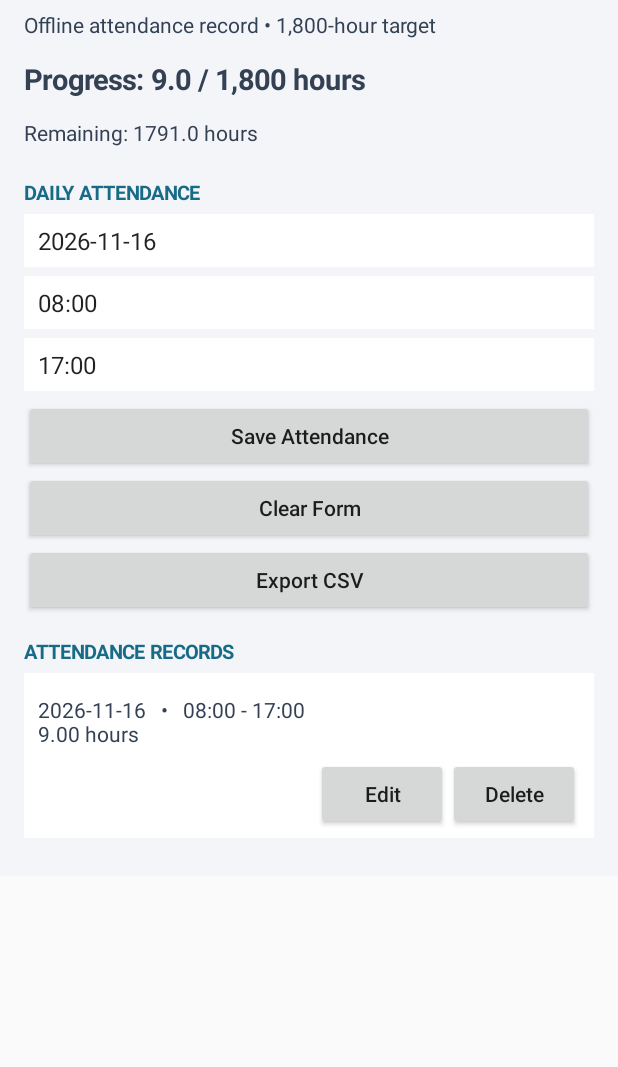
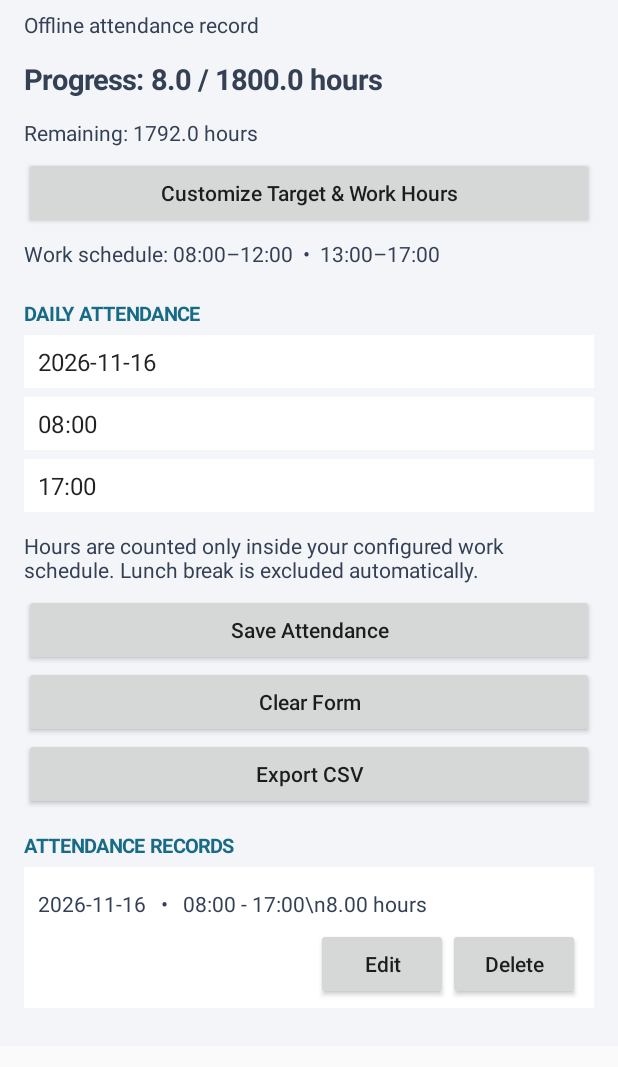
Before and after one commit to gigantolaurence3-ai/OJT-Attendance-Tracker, an Android app: the screen it shows after launch (MainActivity), after a tap on "Save Attendance", on a phone screen of 412 x 824 dp, the part 79-1146 px from its top. Run offline under Robolectric (Android 15) with nearby library versions, the phone set to English and light mode, and no system bars.

Commit message:
Add customizable OJT target and work schedule

```diff
--- a/app/src/main/java/com/laurence/ojtattendance/MainActivity.kt
+++ b/app/src/main/java/com/laurence/ojtattendance/MainActivity.kt
@@ -1,12 +1,14 @@
 package com.laurence.ojtattendance
 
 import android.app.Activity
+import android.app.AlertDialog
 import android.app.DatePickerDialog
 import android.app.TimePickerDialog
 import android.content.Intent
 import android.graphics.Typeface
 import android.os.Bundle
 import android.view.Gravity
+import android.view.View
 import android.widget.*
 import org.json.JSONArray
 import org.json.JSONObject
@@ -23,8 +25,15 @@ class MainActivity : Activity() {
     private lateinit var outField: EditText
     private lateinit var progressLabel: TextView
     private lateinit var remainingLabel: TextView
+    private lateinit var scheduleLabel: TextView
     private lateinit var recordsBox: LinearLayout
     private var editingId: String? = null
+
+    private val targetHours get() = prefs.getFloat("target_hours", 1800f).toDouble()
+    private val morningStart get() = prefs.getString("morning_start", "08:00")!!
+    private val morningEnd get() = prefs.getString("morning_end", "12:00")!!
+    private val afternoonStart get() = prefs.getString("afternoon_start", "13:00")!!
+    private val afternoonEnd get() = prefs.getString("afternoon_end", "17:00")!!
 
     override fun onCreate(savedInstanceState: Bundle?) {
         super.onCreate(savedInstanceState)
@@ -44,13 +53,16 @@ class MainActivity : Activity() {
             setTextColor(0xFF14243A.toInt())
             setTypeface(null, Typeface.BOLD)
         })
-        root.addView(label("Offline attendance record • 1,800-hour target"))
+        root.addView(label("Offline attendance record"))
         progressLabel = label("")
         progressLabel.textSize = 19f
         progressLabel.setTypeface(null, Typeface.BOLD)
         root.addView(progressLabel)
         remainingLabel = label("")
         root.addView(remainingLabel)
+        root.addView(button("Customize Target & Work Hours") { showSettings() })
+        scheduleLabel = label("")
+        root.addView(scheduleLabel)
 
         root.addView(section("DAILY ATTENDANCE"))
         dateField = field("Date (YYYY-MM-DD)", today())
@@ -62,6 +74,7 @@ class MainActivity : Activity() {
         outField = field("Time Out (HH:MM)", "17:00")
         outField.setOnClickListener { chooseTime(outField) }
         root.addView(outField)
+        root.addView(label("Hours are counted only inside your configured work schedule. Lunch break is excluded automatically."))
         root.addView(button("Save Attendance") { saveRecord() })
         root.addView(button("Clear Form") { clearForm() })
         root.addView(button("Export CSV") { exportCsv() })
@@ -96,26 +109,86 @@ class MainActivity : Activity() {
     }
     private fun chooseTime(target: EditText) {
         val c = Calendar.getInstance()
+        val parts = target.text.toString().split(":")
+        val hour = parts.getOrNull(0)?.toIntOrNull() ?: c.get(Calendar.HOUR_OF_DAY)
+        val minute = parts.getOrNull(1)?.toIntOrNull() ?: c.get(Calendar.MINUTE)
         TimePickerDialog(this, { _, h, m ->
             target.setText(String.format(Locale.US, "%02d:%02d", h, m))
-        }, c.get(Calendar.HOUR_OF_DAY), c.get(Calendar.MINUTE), true).show()
+        }, hour, minute, true).show()
+    }
+    private fun minutes(value: String): Int? {
+        val match = Regex("^(\\d{2}):(\\d{2})$").matchEntire(value) ?: return null
+        val h = match.groupValues[1].toInt()
+        val m = match.groupValues[2].toInt()
+        return if (h in 0..23 && m in 0..59) h * 60 + m else null
     }
     private fun calculateHours(start: String, end: String): Double {
-        return try {
-            val fmt = SimpleDateFormat("HH:mm", Locale.US).apply { isLenient = false }
-            val a = fmt.parse(start)!!.time
-            var b = fmt.parse(end)!!.time
-            if (b <= a) b += 86400000L
-            ((b - a) / 3600000.0).coerceAtMost(24.0)
-        } catch (_: Exception) { -1.0 }
+        val a = minutes(start) ?: return -1.0
+        val b = minutes(end) ?: return -1.0
+        val finish = if (b <= a) b + 1440 else b
+        val blocks = listOf(
+            minutes(morningStart)!! to minutes(morningEnd)!!,
+            minutes(afternoonStart)!! to minutes(afternoonEnd)!!
+        )
+        var worked = 0
+        for ((blockStart, blockEnd) in blocks) {
+            val overlapStart = maxOf(a, blockStart)
+            val overlapEnd = minOf(finish, blockEnd)
+            if (overlapEnd > overlapStart) worked += overlapEnd - overlapStart
+        }
+        return worked / 60.0
     }
+
+    private fun showSettings() {
+        val panel = LinearLayout(this).apply {
+            orientation = LinearLayout.VERTICAL
+            setPadding(24, 8, 24, 0)
+        }
+        val target = field("Required total hours (example: 1800)", targetHours.toString().removeSuffix(".0"))
+        val ms = field("Morning start", morningStart)
+        val me = field("Morning end", morningEnd)
+        val asf = field("Afternoon start", afternoonStart)
+        val ae = field("Afternoon end", afternoonEnd)
+        listOf(target, ms, me, asf, ae).forEach { panel.addView(it) }
+        listOf(ms, me, asf, ae).forEach { edit ->
+            edit.setOnClickListener { chooseTime(edit) }
+        }
+        AlertDialog.Builder(this)
+            .setTitle("Customize OJT Hours")
+            .setMessage("Default schedule: 8:00 AM–12:00 NN and 1:00 PM–5:00 PM. Change any value below.")
+            .setView(panel)
+            .setNegativeButton("Cancel", null)
+            .setPositiveButton("Save") { _, _ ->
+                val goal = target.text.toString().trim().toDoubleOrNull()
+                val m1 = minutes(ms.text.toString().trim())
+                val m2 = minutes(me.text.toString().trim())
+                val a1 = minutes(asf.text.toString().trim())
+                val a2 = minutes(ae.text.toString().trim())
+                if (goal == null || goal <= 0 || m1 == null || m2 == null || a1 == null || a2 == null ||
+                    m1 >= m2 || m2 > a1 || a1 >= a2) {
+                    Toast.makeText(this, "Check the target and times. Use start, end, lunch break, then afternoon hours.", Toast.LENGTH_LONG).show()
+                    return@setPositiveButton
+                }
+                prefs.edit()
+                    .putFloat("target_hours", goal.toFloat())
+                    .putString("morning_start", ms.text.toString().trim())
+                    .putString("morning_end", me.text.toString().trim())
+                    .putString("afternoon_start", asf.text.toString().trim())
+                    .putString("afternoon_end", ae.text.toString().trim())
+                    .apply()
+                refresh()
+                Toast.makeText(this, "Work hours updated.", Toast.LENGTH_SHORT).show()
+            }
+            .show()
+    }
+
     private fun saveRecord() {
         val date = dateField.text.toString().trim()
         val tin = inField.text.toString().trim()
         val tout = outField.text.toString().trim()
         val hours = calculateHours(tin, tout)
         if (!date.matches(Regex("\\d{4}-\\d{2}-\\d{2}")) || hours <= 0.0) {
-            Toast.makeText(this, "Please enter a valid date and time.", Toast.LENGTH_LONG).show()
+            Toast.makeText(this, "Please enter a valid date and times within your work schedule.", Toast.LENGTH_LONG).show()
             return
         }
         val id = editingId ?: System.currentTimeMillis().toString()
@@ -131,8 +204,8 @@ class MainActivity : Activity() {
     private fun clearForm() {
         editingId = null
         dateField.setText(today())
-        inField.setText("08:00")
-        outField.setText("17:00")
+        inField.setText(morningStart)
+        outField.setText(afternoonEnd)
     }
     private fun loadRecords() {
         records.clear()
@@ -146,8 +219,9 @@ class MainActivity : Activity() {
     }
     private fun refresh() {
         val total = records.sumOf { it.optDouble("hours") }
-        progressLabel.text = "Progress: " + String.format(Locale.US, "%.1f", total) + " / 1,800 hours"
-        remainingLabel.text = "Remaining: " + String.format(Locale.US, "%.1f", (1800.0 - total).coerceAtLeast(0.0)) + " hours"
+        progressLabel.text = "Progress: " + String.format(Locale.US, "%.1f", total) + " / " + String.format(Locale.US, "%.1f", targetHours) + " hours"
+        remainingLabel.text = "Remaining: " + String.format(Locale.US, "%.1f", (targetHours - total).coerceAtLeast(0.0)) + " hours"
+        scheduleLabel.text = "Work schedule: $morningStart–$morningEnd  •  $afternoonStart–$afternoonEnd"
         recordsBox.removeAllViews()
         if (records.isEmpty()) {
             recordsBox.addView(label("No attendance records yet."))
@@ -161,7 +235,7 @@ class MainActivity : Activity() {
                 layoutParams = LinearLayout.LayoutParams(-1, -2).apply { bottomMargin = 10 }
             }
             card.addView(label(item.optString("date") + "   •   " + item.optString("timeIn") + " - " + item.optString("timeOut") +
-                "\n" + String.format(Locale.US, "%.2f", item.optDouble("hours")) + " hours"))
+                "\\n" + String.format(Locale.US, "%.2f", item.optDouble("hours")) + " hours"))
             val row = LinearLayout(this).apply { orientation = LinearLayout.HORIZONTAL; gravity = Gravity.END }
             row.addView(Button(this).apply {
                 text = "Edit"; isAllCaps = false
@@ -189,12 +263,12 @@ class MainActivity : Activity() {
             Toast.makeText(this, "No records to export.", Toast.LENGTH_SHORT).show()
             return
         }
-        val csv = StringBuilder("Date,Time In,Time Out,Hours\n")
+        val csv = StringBuilder("Date,Time In,Time Out,Hours\\n")
         records.forEach {
             csv.append(it.optString("date")).append(",")
                 .append(it.optString("timeIn")).append(",")
                 .append(it.optString("timeOut")).append(",")
-                .append(it.optDouble("hours")).append("\n")
+                .append(it.optDouble("hours")).append("\\n")
         }
         val intent = Intent(Intent.ACTION_SEND).apply {
             type = "text/csv"
```
